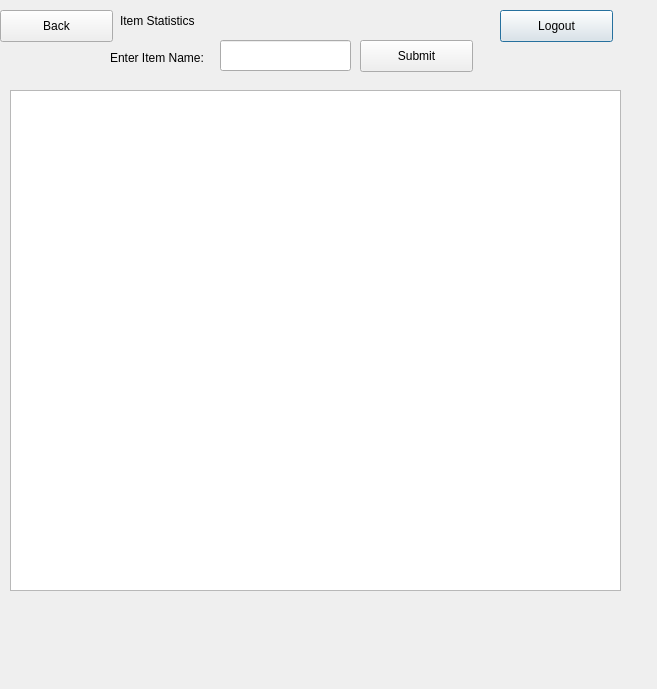
Above: QtGui/displayItem.ui from Tligtvoet/goat-bulk before the change. Below: the same form after it.
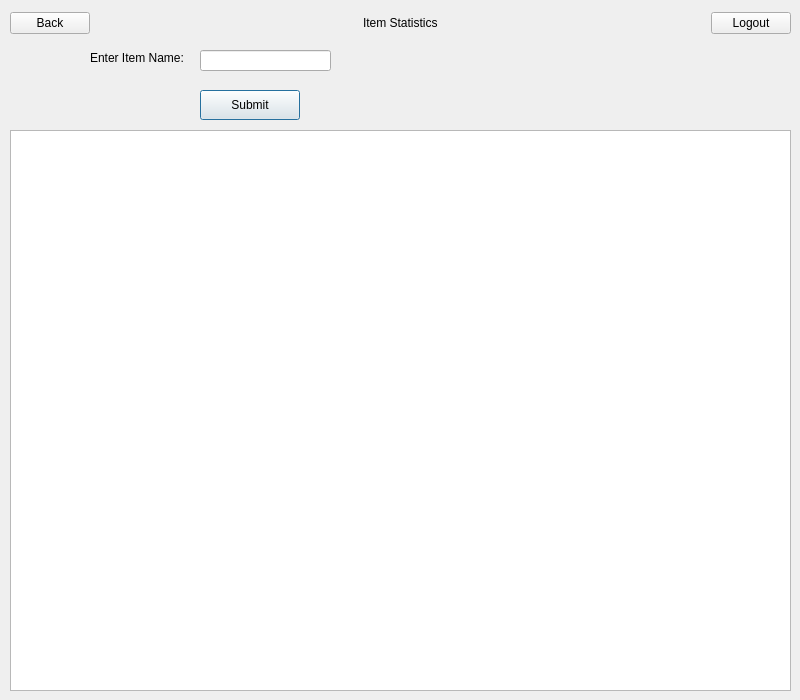
That is the form after the change.

What changed in the file:
```diff
--- a/QtGui/displayItem.ui
+++ b/QtGui/displayItem.ui
@@ -6,59 +6,32 @@
    <rect>
     <x>0</x>
     <y>0</y>
-    <width>657</width>
-    <height>689</height>
+    <width>800</width>
+    <height>700</height>
    </rect>
   </property>
+  <property name="minimumSize">
+   <size>
+    <width>800</width>
+    <height>700</height>
+   </size>
+  </property>
+  <property name="maximumSize">
+   <size>
+    <width>800</width>
+    <height>700</height>
+   </size>
+  </property>
   <property name="windowTitle">
    <string>Dialog</string>
   </property>
-  <widget class="QPushButton" name="pushButton_2">
-   <property name="geometry">
-    <rect>
-     <x>500</x>
-     <y>10</y>
-     <width>113</width>
-     <height>32</height>
-    </rect>
-   </property>
-   <property name="text">
-    <string>Logout</string>
-   </property>
-  </widget>
-  <widget class="QLabel" name="label">
-   <property name="geometry">
-    <rect>
-     <x>120</x>
-     <y>10</y>
-     <width>181</width>
-     <height>21</height>
-    </rect>
-   </property>
-   <property name="text">
-    <string>Item Statistics</string>
-   </property>
-  </widget>
-  <widget class="QPushButton" name="pushButton">
-   <property name="geometry">
-    <rect>
-     <x>0</x>
-     <y>10</y>
-     <width>113</width>
-     <height>32</height>
-    </rect>
-   </property>
-   <property name="text">
-    <string>Back</string>
-   </property>
-  </widget>
   <widget class="QLineEdit" name="lineEdit_itemName">
    <property name="geometry">
     <rect>
-     <x>220</x>
-     <y>40</y>
+     <x>200</x>
+     <y>50</y>
      <width>131</width>
-     <height>31</height>
+     <height>21</height>
     </rect>
    </property>
   </widget>
@@ -66,19 +39,25 @@
    <property name="geometry">
     <rect>
      <x>10</x>
-     <y>90</y>
-     <width>611</width>
-     <height>501</height>
+     <y>130</y>
+     <width>781</width>
+     <height>561</height>
     </rect>
    </property>
+   <property name="sizePolicy">
+    <sizepolicy hsizetype="Fixed" vsizetype="Fixed">
+     <horstretch>0</horstretch>
+     <verstretch>0</verstretch>
+    </sizepolicy>
+   </property>
   </widget>
   <widget class="QPushButton" name="pushButton_3">
    <property name="geometry">
     <rect>
-     <x>360</x>
-     <y>40</y>
-     <width>113</width>
-     <height>32</height>
+     <x>200</x>
+     <y>90</y>
+     <width>100</width>
+     <height>30</height>
     </rect>
    </property>
    <property name="text">
@@ -88,7 +67,7 @@
   <widget class="QLabel" name="label_2">
    <property name="geometry">
     <rect>
-     <x>110</x>
+     <x>90</x>
      <y>50</y>
      <width>111</width>
      <height>16</height>
@@ -98,6 +77,65 @@
     <string>Enter Item Name:</string>
    </property>
   </widget>
+  <widget class="QWidget" name="layoutWidget">
+   <property name="geometry">
+    <rect>
+     <x>10</x>
+     <y>10</y>
+     <width>781</width>
+     <height>26</height>
+    </rect>
+   </property>
+   <layout class="QHBoxLayout" name="horizontalLayout">
+    <item>
+     <widget class="QPushButton" name="pushButton">
+      <property name="text">
+       <string>Back</string>
+      </property>
+     </widget>
+    </item>
+    <item>
+     <spacer name="horizontalSpacer">
+      <property name="orientation">
+       <enum>Qt::Horizontal</enum>
+      </property>
+      <property name="sizeHint" stdset="0">
+       <size>
+        <width>40</width>
+        <height>20</height>
+       </size>
+      </property>
+     </spacer>
+    </item>
+    <item>
+     <widget class="QLabel" name="label">
+      <property name="text">
+       <string>Item Statistics</string>
+      </property>
+     </widget>
+    </item>
+    <item>
+     <spacer name="horizontalSpacer_2">
+      <property name="orientation">
+       <enum>Qt::Horizontal</enum>
+      </property>
+      <property name="sizeHint" stdset="0">
+       <size>
+        <width>40</width>
+        <height>20</height>
+       </size>
+      </property>
+     </spacer>
+    </item>
+    <item>
+     <widget class="QPushButton" name="pushButton_2">
+      <property name="text">
+       <string>Logout</string>
+      </property>
+     </widget>
+    </item>
+   </layout>
+  </widget>
  </widget>
  <resources/>
  <connections/>
```
